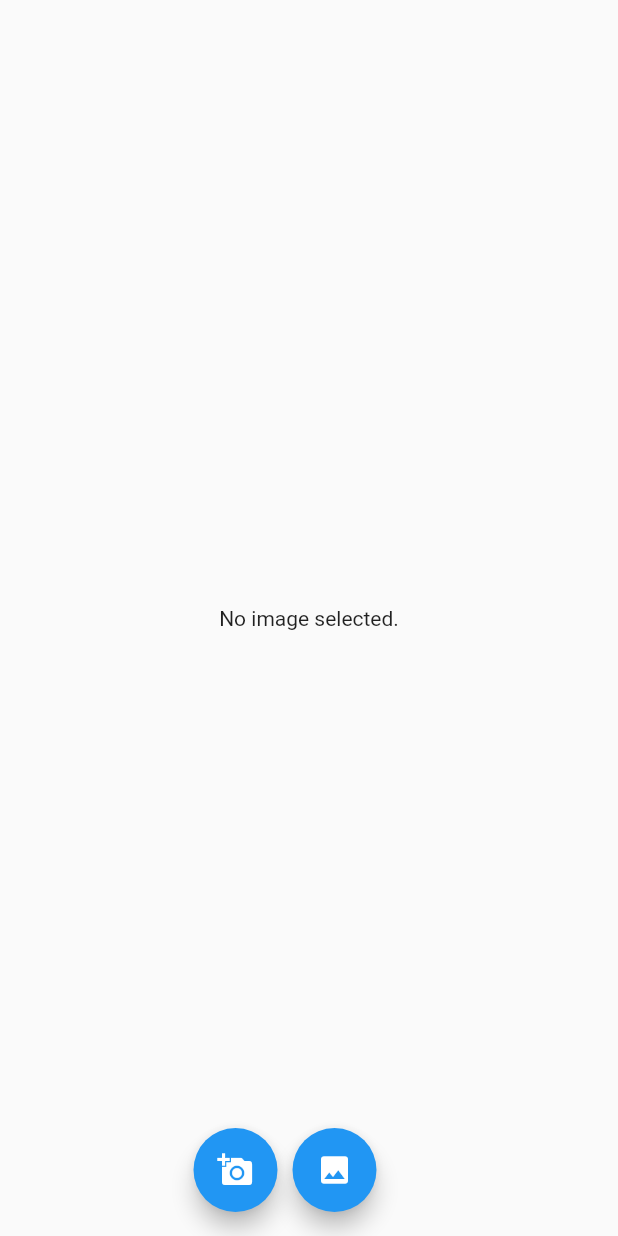
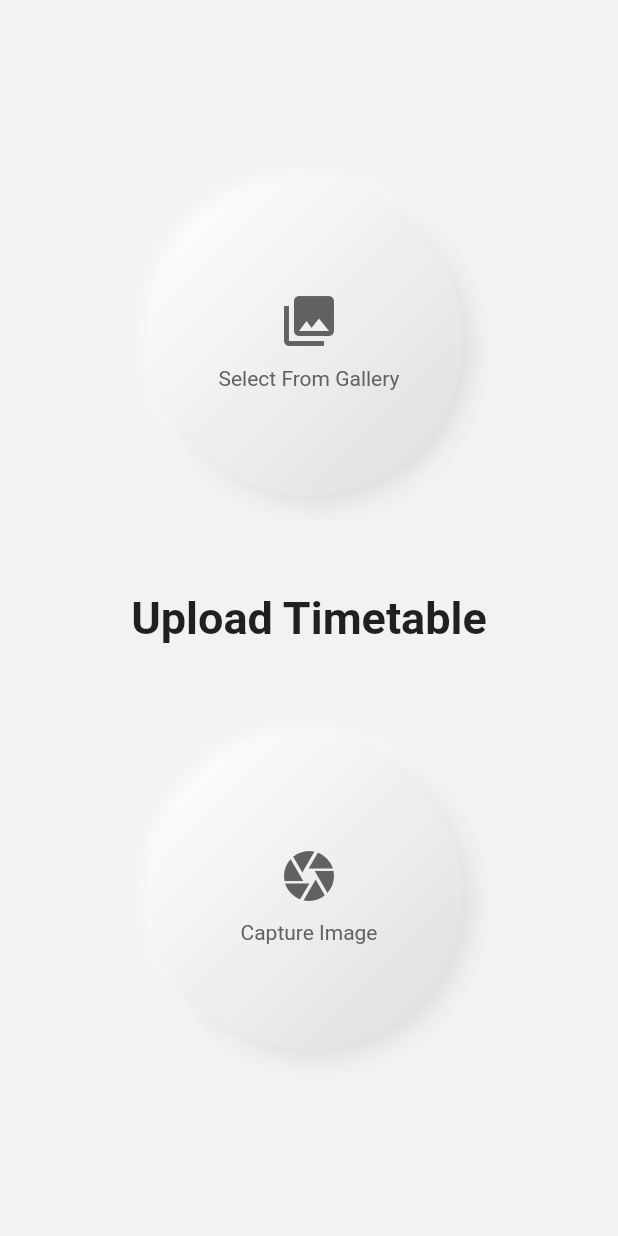
Before and after one commit to jain-aayush1123/CMS_Distilled, a Flutter app: the screen it shows after launch, on a phone screen of 412 x 824 dp. Run offline on Flutter 3.47's test engine with Material 2 defaults, Android fonts, the phone set to English and light mode, and no system bars; drawn by our look-alikes of clay_containers; our stand-ins replace image_picker; missing offline and left inert: firebase_ml_vision; accounts and stored records are empty.

Commit message:
ui overhaul

```diff
--- a/lib/main.dart
+++ b/lib/main.dart
@@ -1,6 +1,7 @@
 import 'package:flutter/material.dart';
 
 import 'src/features/home/presentation/screens/image_selection.dart';
+import 'src/utils/res/theme.dart';
 
 void main() => runApp(MyApp());
 
@@ -8,6 +9,7 @@ class MyApp extends StatelessWidget {
   @override
   Widget build(BuildContext context) {
     return MaterialApp(
+      theme: THEME_DATA,
       title: 'CMS Distilled',
       debugShowCheckedModeBanner: false,
       home: GetImageScreen(),
--- a/lib/src/features/home/presentation/screens/image_selection.dart
+++ b/lib/src/features/home/presentation/screens/image_selection.dart
@@ -1,6 +1,8 @@
 import 'dart:io';
 
+import 'package:clay_containers/clay_containers.dart';
 import 'package:cms_distilled/src/features/home/presentation/screens/details_screen.dart';
+import 'package:cms_distilled/src/utils/res/colors.dart';
 import 'package:flutter/material.dart';
 import 'package:image_picker/image_picker.dart';
 
@@ -36,26 +38,103 @@ class _GetImageScreenState extends State<GetImageScreen> {
       // appBar: AppBar(
       //   title: Text('Image Picker Example'),
       // ),
-      body: Center(
-        child: _image == null ? Text('No image selected.') : Image.file(_image),
+      body: Padding(
+        padding: const EdgeInsets.only(
+          top: 60,
+          bottom: 60,
+        ),
+        child: Center(
+          child: Column(
+            mainAxisAlignment: MainAxisAlignment.spaceEvenly,
+            children: [
+              NeuButtonRound(
+                title: "Select From Gallery",
+                icon: Icons.photo_library,
+                foo: () => getImage(false),
+              ),
+              Text(
+                "Upload Timetable",
+                style: TextStyle(
+                  fontWeight: FontWeight.bold,
+                  fontSize: 30,
+                ),
+              ),
+              NeuButtonRound(
+                title: "Capture Image",
+                icon: Icons.camera,
+                foo: () => getImage(true),
+              ),
+            ],
+          ),
+        ),
       ),
-      floatingActionButton: Row(
-        mainAxisAlignment: MainAxisAlignment.center,
-        children: [
-          FloatingActionButton(
-            heroTag: "btn1",
-            onPressed: () => getImage(true),
-            tooltip: 'Pick Image',
-            child: Icon(Icons.add_a_photo),
+      // floatingActionButton: Row(
+      //   mainAxisAlignment: MainAxisAlignment.center,
+      //   children: [
+      //     FloatingActionButton(
+      //       heroTag: "btn1",
+      //       onPressed: () => getImage(true),
+      //       tooltip: 'Pick Image',
+      //       child: Icon(Icons.add_a_photo),
+      //     ),
+      //     SizedBox(width: 10),
+      //     FloatingActionButton(
+      //       heroTag: "btn2",
+      //       onPressed: () => getImage(false),
+      //       tooltip: 'Pick Image',
+      //       child: Icon(Icons.photo),
+      //     ),
+      //   ],
+      // ),
+    );
+  }
+}
+
+class NeuButtonRound extends StatelessWidget {
+  const NeuButtonRound({
+    Key key,
+    this.title,
+    this.icon,
+    this.foo,
+  }) : super(key: key);
+
+  final String title;
+  final IconData icon;
+  final Function foo;
+
+  @override
+  Widget build(BuildContext context) {
+    double width = MediaQuery.of(context).size.width;
+    double height = MediaQuery.of(context).size.height;
+
+    double dim = width > height ? height : width;
+    double contSize = dim * 0.5;
+
+    return InkWell(
+      onTap: foo,
+      child: ClayContainer(
+        color: baseColor,
+        height: contSize,
+        width: contSize,
+        borderRadius: contSize / 2,
+        curveType: CurveType.convex,
+        child: Center(
+          child: Column(
+            mainAxisAlignment: MainAxisAlignment.center,
+            children: [
+              Icon(
+                icon,
+                size: 40,
+                color: uiColor,
+              ),
+              SizedBox(height: 10),
+              Text(
+                title,
+                style: TextStyle(color: uiColor),
+              ),
+            ],
           ),
-          SizedBox(width: 10),
-          FloatingActionButton(
-            heroTag: "btn2",
-            onPressed: () => getImage(false),
-            tooltip: 'Pick Image',
-            child: Icon(Icons.photo),
-          ),
-        ],
+        ),
       ),
     );
   }
--- /dev/null
+++ b/lib/src/utils/res/colors.dart
@@ -0,0 +1,12 @@
+import 'package:flutter/material.dart';
+
+Color baseColor = Color(0xFFf2f2f2);
+
+const primaryColor = Colors.blue;
+var primaryDarkColor = Colors.blue[600];
+var accentColor = Colors.blueAccent;
+
+var uiColor = Colors.grey[700];
+
+const white = Colors.white;
+const black = Colors.black;
--- /dev/null
+++ b/lib/src/utils/res/theme.dart
@@ -0,0 +1,14 @@
+import 'package:flutter/material.dart';
+import './colors.dart';
+
+final ThemeData THEME_DATA = _buildAppTheme();
+
+ThemeData _buildAppTheme() {
+  final ThemeData base = ThemeData.light();
+  return base.copyWith(
+    scaffoldBackgroundColor: baseColor,
+    accentColor: accentColor,
+    primaryColor: primaryColor,
+    primaryColorDark: primaryDarkColor,
+  );
+}
--- a/pubspec.yaml
+++ b/pubspec.yaml
@@ -31,6 +31,7 @@ dependencies:
   firebase_analytics: ^6.0.0
   firebase_auth: ^0.18.0+1
   google_sign_in: ^4.5.3
+  clay_containers: ^0.2.2
   # The following adds the Cupertino Icons font to your application.
   # Use with the CupertinoIcons class for iOS style icons.
   cupertino_icons: ^0.1.3
```
